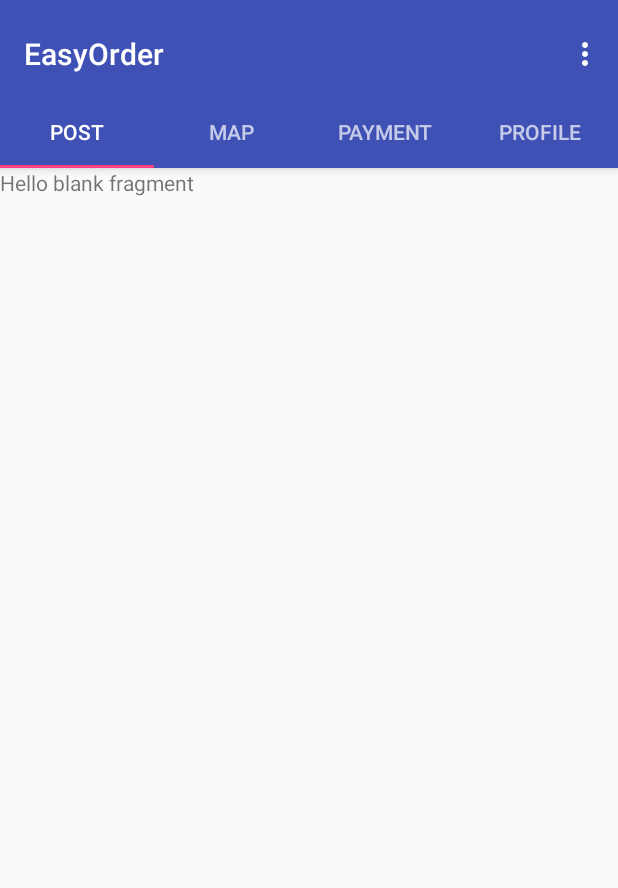
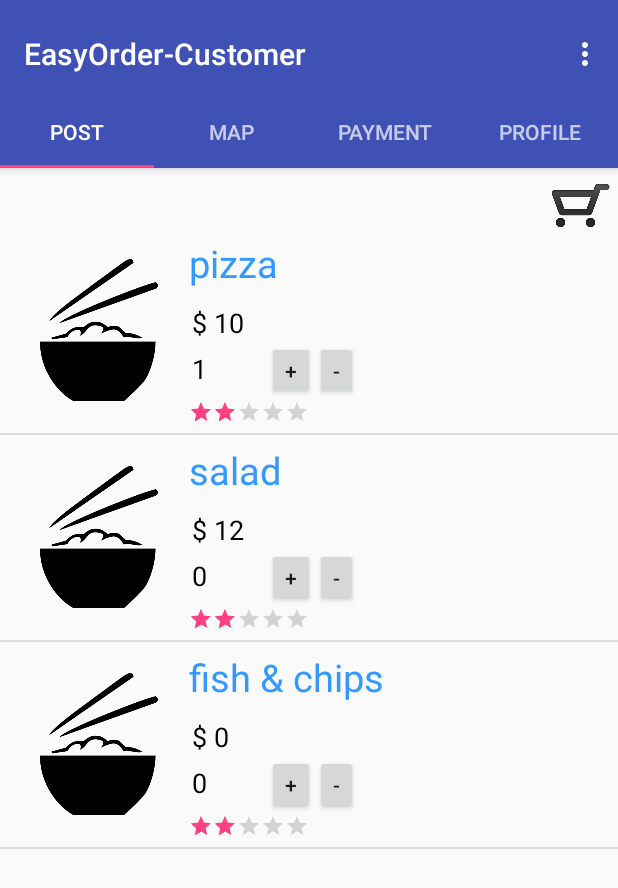
Before and after one commit to louis-xu-ustc/EasyOrder_Android, an Android app: the CustomerPostFragment screen opened directly, with no data from a screen before it, on a phone screen of 412 x 824 dp. Shown: the top 888 px of the screen. Run offline under Robolectric (Android 15) with nearby library versions, the phone set to English and light mode, and no system bars.

Commit message:
[yunpengx] finish customer post fragment view

```diff
--- a/EasyOrder_Android/app/src/main/java/edu/cmu/EasyOrder_Android/CustomerPostFragment.java
+++ b/EasyOrder_Android/app/src/main/java/edu/cmu/EasyOrder_Android/CustomerPostFragment.java
@@ -4,9 +4,16 @@ import android.content.Context;
 import android.net.Uri;
 import android.os.Bundle;
 import android.support.v4.app.Fragment;
+import android.support.v4.content.ContextCompat;
+import android.util.Log;
 import android.view.LayoutInflater;
 import android.view.View;
 import android.view.ViewGroup;
+import android.widget.ArrayAdapter;
+import android.widget.ListView;
+
+import java.util.ArrayList;
+import java.util.List;
 
 
 /**
@@ -28,6 +35,10 @@ public class CustomerPostFragment extends Fragment {
     private String mParam2;
 
     private OnFragmentInteractionListener mListener;
+
+    private ArrayAdapter dishAdapter;
+    private ListView mListView;
+    ArrayList<Dish> dishArrayList;
 
     public CustomerPostFragment() {
         // Required empty public constructor
@@ -58,13 +69,20 @@ public class CustomerPostFragment extends Fragment {
             mParam1 = getArguments().getString(ARG_PARAM1);
             mParam2 = getArguments().getString(ARG_PARAM2);
         }
+        dishArrayList = new ArrayList<>();
+        //FIXME
+        fillFakeDishArrayList();
     }
 
     @Override
     public View onCreateView(LayoutInflater inflater, ViewGroup container,
                              Bundle savedInstanceState) {
         // Inflate the layout for this fragment
-        return inflater.inflate(R.layout.customer_fragment_post, container, false);
+        View rootView = inflater.inflate(R.layout.customer_fragment_post, container, false);
+        mListView = (ListView) rootView.findViewById(R.id.dish_list);
+        dishAdapter = new DishListAdapter(getContext(), R.layout.dish_list_view, dishArrayList);
+        mListView.setAdapter(dishAdapter);
+        return rootView;
     }
 
     // TODO: Rename method, update argument and hook method into UI event
@@ -105,4 +123,33 @@ public class CustomerPostFragment extends Fragment {
         // TODO: Update argument type and name
         void onFragmentInteraction(Uri uri);
     }
+
+    private void fillFakeDishArrayList() {
+        Dish dish1 = new Dish();
+        dish1.setName("pizza");
+        dish1.setPrice(10);
+        //FIXME
+//        dish1.setImage(ContextCompat.getDrawable(getContext(),R.drawable.pizza).toString());
+        dish1.setQuantity(1);
+        dish1.setRate(3);
+        dishArrayList.add(dish1);
+
+        Dish dish2 = new Dish();
+        dish2.setName("salad");
+        dish2.setPrice(12);
+        // FIXME
+//        dish2.setImage(ContextCompat.getDrawable(getContext(),R.drawable.salad).toString());
+        dish2.setQuantity(0);
+        dish2.setRate(4);
+        dishArrayList.add(dish2);
+
+        Dish dish3 = new Dish();
+        dish3.setName("fish & chips");
+        dish3.setPrice(0);
+        // FIXME
+//        dish2.setImage(ContextCompat.getDrawable(getContext(),R.drawable.salad).toString());
+        dish3.setQuantity(0);
+        dish3.setRate(2);
+        dishArrayList.add(dish3);
+    }
 }
--- /dev/null
+++ b/EasyOrder_Android/app/src/main/java/edu/cmu/EasyOrder_Android/Dish.java
@@ -0,0 +1,53 @@
+package edu.cmu.EasyOrder_Android;
+
+/**
+ * Created by yunpengx on 7/8/17.
+ */
+
+public class Dish {
+    private String name;
+    private String image;
+    private int price;
+    private int quantity;
+    private int rate;
+
+    public String getName() {
+        return this.name;
+    }
+
+    public void setName(String name) {
+        this.name = name;
+    }
+
+    public String getImage() {
+        return this.image;
+    }
+
+    public void setImage(String image) {
+        this.image = image;
+    }
+
+    public int getPrice() {
+        return this.price;
+    }
+
+    public void setPrice(int price) {
+        this.price = price;
+    }
+
+    public int getQuantity() {
+        return this.quantity;
+    }
+
+    public void setQuantity(int quantity) {
+        this.quantity = quantity;
+    }
+
+    public int getRate() {
+        return this.rate;
+    }
+
+    public void setRate(int rate) {
+        this.rate = rate;
+    }
+}
--- /dev/null
+++ b/EasyOrder_Android/app/src/main/java/edu/cmu/EasyOrder_Android/DishListAdapter.java
@@ -0,0 +1,48 @@
+package edu.cmu.EasyOrder_Android;
+
+import android.content.Context;
+import android.view.LayoutInflater;
+import android.view.View;
+import android.view.ViewGroup;
+import android.widget.ArrayAdapter;
+import android.widget.ImageView;
+import android.widget.TextView;
+
+import java.util.ArrayList;
+
+/**
+ * Created by yunpengx on 7/8/17.
+ */
+
+public class DishListAdapter extends ArrayAdapter<Dish> {
+    ArrayList<Dish> dishArrayList = new ArrayList<>();
+
+    public DishListAdapter(Context context, int textViewResourceId, ArrayList<Dish> objects) {
+        super(context, textViewResourceId, objects);
+        dishArrayList = objects;
+    }
+
+    @Override
+    public int getCount() {
+        return super.getCount();
+    }
+
+    @Override
+    public View getView(int pos, View convertView, ViewGroup parent) {
+        View v = convertView;
+        LayoutInflater inflater = (LayoutInflater) getContext().getSystemService(Context.LAYOUT_INFLATER_SERVICE);
+        v = inflater.inflate(R.layout.dish_list_view, null);
+        Dish dish = dishArrayList.get(pos);
+
+        ImageView imageView = (ImageView) v.findViewById(R.id.dish_image);
+        imageView.setImageResource(R.drawable.default_dish_icon);
+        TextView dishName = (TextView) v.findViewById(R.id.dish_name);
+        dishName.setText(dish.getName());
+        TextView dishPrice = (TextView) v.findViewById(R.id.dish_price);
+        dishPrice.setText(new StringBuilder().append("$ ").append(String.valueOf(dish.getPrice())).toString());
+        TextView dishQuantity = (TextView) v.findViewById(R.id.dish_quantity);
+        dishQuantity.setText(String.valueOf(dish.getQuantity()));
+
+        return v;
+    }
+}
--- /dev/null
+++ b/EasyOrder_Android/app/src/main/res/drawable/button_twitter.xml
@@ -0,0 +1,16 @@
+<?xml version="1.0" encoding="UTF-8"?>
+<shape xmlns:android="http://schemas.android.com/apk/res/android">
+    <stroke
+        android:width="1dp"
+        android:color="#505050" />
+    <corners android:radius="7dp" />
+
+    <padding
+        android:bottom="1dp"
+        android:left="1dp"
+        android:right="1dp"
+        android:top="1dp" />
+
+    <solid android:color="#505050" />
+
+</shape>
--- /dev/null
+++ b/EasyOrder_Android/app/src/main/res/drawable/roundbutton.xml
@@ -0,0 +1,9 @@
+<?xml version="1.0" encoding="utf-8"?>
+<shape xmlns:android="http://schemas.android.com/apk/res/android"
+    android:shape="rectangle">
+    <solid android:color="#eeffffff" />
+    <corners android:bottomRightRadius="8dp"
+        android:bottomLeftRadius="8dp"
+        android:topRightRadius="8dp"
+        android:topLeftRadius="8dp"/>
+</shape>
--- a/EasyOrder_Android/app/src/main/res/layout/customer_fragment_post.xml
+++ b/EasyOrder_Android/app/src/main/res/layout/customer_fragment_post.xml
@@ -1,13 +1,21 @@
 <FrameLayout xmlns:android="http://schemas.android.com/apk/res/android"
+    xmlns:app="http://schemas.android.com/apk/res-auto"
     xmlns:tools="http://schemas.android.com/tools"
     android:layout_width="match_parent"
     android:layout_height="match_parent"
     tools:context="edu.cmu.EasyOrder_Android.CustomerPostFragment">
 
-    <!-- TODO: Update blank fragment layout -->
-    <TextView
+    <ImageButton
+        android:id="@+id/order_confirm_button"
+        android:layout_width="50dip"
+        android:layout_height="50dip"
+        android:layout_gravity="top|end"
+        android:background="@drawable/shopping_cart"/>
+
+    <ListView
+        android:id="@+id/dish_list"
         android:layout_width="match_parent"
         android:layout_height="match_parent"
-        android:text="@string/hello_blank_fragment" />
+        android:paddingTop="40dp"></ListView>
 
 </FrameLayout>
--- /dev/null
+++ b/EasyOrder_Android/app/src/main/res/layout/dish_list_view.xml
@@ -0,0 +1,90 @@
+<?xml version="1.0" encoding="utf-8"?>
+<RelativeLayout xmlns:android="http://schemas.android.com/apk/res/android"
+    android:layout_width="fill_parent"
+    android:layout_height="wrap_content"
+    android:orientation="vertical"
+    android:padding="6dip">
+
+    <ImageView
+        android:id="@+id/dish_image"
+        android:layout_width="120dp"
+        android:layout_height="120dp"
+        android:layout_centerVertical="true"
+        android:contentDescription="@string/image"
+        android:paddingLeft="10dp"
+        android:paddingRight="10dp" />
+
+    <TextView
+        android:id="@+id/dish_name"
+        android:layout_width="wrap_content"
+        android:layout_height="wrap_content"
+        android:layout_toEndOf="@+id/dish_image"
+        android:paddingBottom="10dp"
+        android:textAppearance="?android:attr/textAppearanceMedium"
+        android:textColor="#3399FF"
+        android:textSize="25sp" />
+
+    <TextView
+        android:id="@+id/dish_price"
+        android:layout_width="wrap_content"
+        android:layout_height="wrap_content"
+        android:layout_below="@+id/dish_name"
+        android:layout_toEndOf="@+id/dish_image"
+        android:paddingStart="2dp"
+        android:textAppearance="?android:attr/textAppearanceMedium"
+        android:textColor="@android:color/black"
+        android:textSize="18sp" />
+
+
+    <LinearLayout xmlns:android="http://schemas.android.com/apk/res/android"
+        android:id="@+id/dish_action_bar"
+        android:layout_width="wrap_content"
+        android:layout_height="match_parent"
+        android:layout_below="@+id/dish_price"
+        android:layout_toEndOf="@+id/dish_image"
+        android:orientation="horizontal">
+
+        <TextView
+            android:id="@+id/dish_quantity"
+            android:layout_width="wrap_content"
+            android:layout_height="35dp"
+            android:layout_weight="0.2"
+            android:gravity="center_vertical"
+            android:paddingEnd="40dp"
+            android:paddingStart="2dp"
+            android:textAppearance="?android:attr/textAppearanceMedium"
+            android:textColor="@android:color/black"
+            android:textSize="18sp" />
+
+        <Button
+            android:id="@+id/dish_add_button"
+            style="?android:attr/buttonStyleSmall"
+            android:layout_width="wrap_content"
+            android:layout_height="wrap_content"
+            android:minHeight="0dp"
+            android:minWidth="0dp"
+            android:text="@string/add" />
+
+        <Button
+            android:id="@+id/dish_minus_button"
+            style="?android:attr/buttonStyleSmall"
+            android:layout_width="wrap_content"
+            android:layout_height="wrap_content"
+            android:minHeight="0dp"
+            android:minWidth="0dp"
+            android:text="@string/minus" />
+    </LinearLayout>
+
+    <RatingBar
+        android:id="@+id/ratingBar"
+        style="?android:attr/ratingBarStyleSmall"
+        android:layout_width="wrap_content"
+        android:layout_height="wrap_content"
+        android:layout_below="@+id/dish_action_bar"
+        android:layout_toEndOf="@+id/dish_image"
+        android:isIndicator="false"
+        android:numStars="5"
+        android:rating="2.0"
+        android:stepSize="1.0" />
+
+</RelativeLayout>
--- a/EasyOrder_Android/app/src/main/res/values/strings.xml
+++ b/EasyOrder_Android/app/src/main/res/values/strings.xml
@@ -1,12 +1,14 @@
 <resources>
     <string name="app_name">EasyOrder</string>
-    <string name="action_settings">Settings</string>
-    <string name="section_format">Hello World from section: %1$d</string>
-
-
+    <string name="app_retailer_side">EasyOrder-Retailer</string>
+    <string name="app_customer_side">EasyOrder-Customer</string>
     <string name="retailer_login">Sign in as retailer</string>
     <string name="customer_login">Sign in as customer</string>
+    <string name="action_settings">Settings</string>
+    <string name="hello_blank_fragment">Hello blank fragment</string>
 
-    <string name="hello_blank_fragment">Hello blank fragment</string>
-    <string name="title_activity_retailer_main">RetailerMainActivity</string>
+     <!--post tab-->
+    <string name="image">dish_image</string>
+    <string name="add">+</string>
+    <string name="minus">-</string>
 </resources>
```
Also changed, not shown: EasyOrder_Android/app/src/main/AndroidManifest.xml (+6 -4 lines), EasyOrder_Android/app/src/main/res/drawable/add.png (added), EasyOrder_Android/app/src/main/res/drawable/default_dish_icon.png (added), EasyOrder_Android/app/src/main/res/drawable/minus.gif (added), EasyOrder_Android/app/src/main/res/drawable/pizza.png (added), EasyOrder_Android/app/src/main/res/drawable/salad.jpeg (added), EasyOrder_Android/app/src/main/res/drawable/shopping_cart.png (added), EasyOrder_Android/app/src/main/res/drawable/twitter.png (added).
